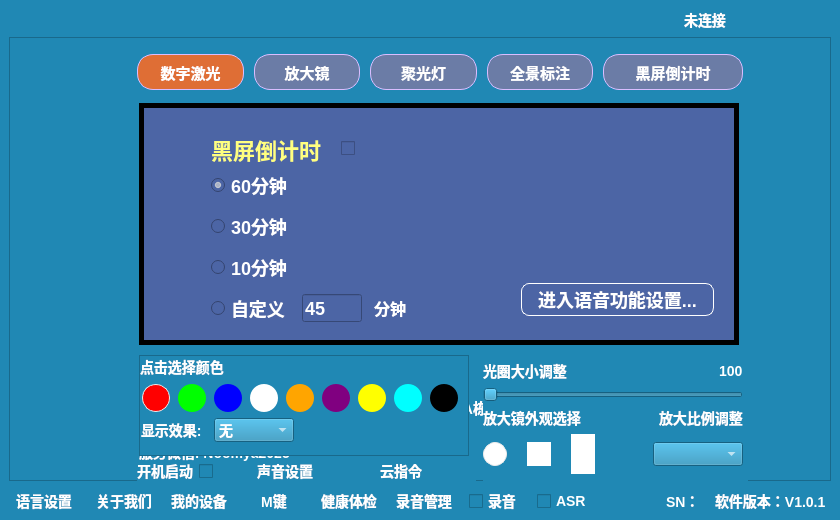
First picture: the form in EasyPointer/mainwindow.ui, repository wlffeng2008/EasyPointer, before the edit.
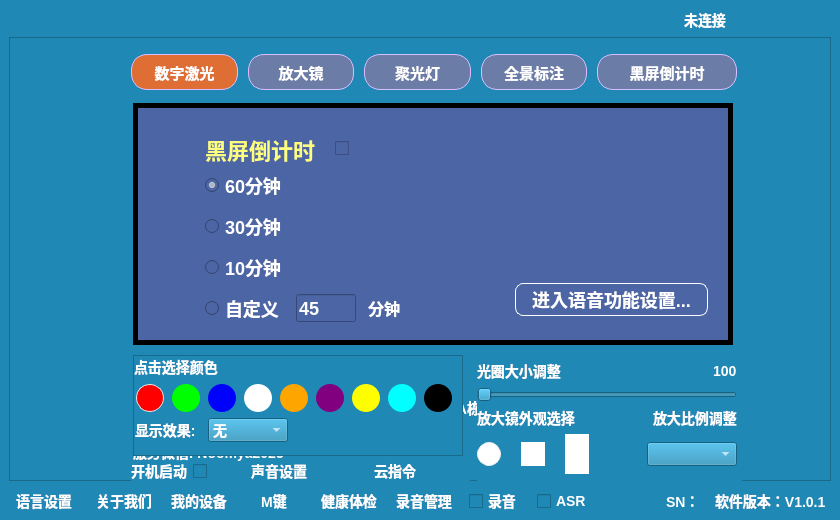
Second picture: the form after the edit. Icons and pictures are not drawn. Custom widgets are drawn as their Qt base class.

The edit to the form file:
```diff
--- a/EasyPointer/mainwindow.ui
+++ b/EasyPointer/mainwindow.ui
@@ -168,7 +168,7 @@
       <widget class="QStackedWidget" name="stackedWidget0">
        <property name="geometry">
         <rect>
-         <x>130</x>
+         <x>124</x>
          <y>66</y>
          <width>600</width>
          <height>242</height>
@@ -903,7 +903,7 @@
       <widget class="QFrame" name="frameSetting">
        <property name="geometry">
         <rect>
-         <x>128</x>
+         <x>122</x>
          <y>422</y>
          <width>339</width>
          <height>24</height>
@@ -1014,7 +1014,7 @@
       <widget class="QStackedWidget" name="stackedWidget1">
        <property name="geometry">
         <rect>
-         <x>474</x>
+         <x>468</x>
          <y>320</y>
          <width>265</width>
          <height>126</height>
@@ -1724,7 +1724,7 @@
       <widget class="QFrame" name="frameShape">
        <property name="geometry">
         <rect>
-         <x>130</x>
+         <x>124</x>
          <y>318</y>
          <width>330</width>
          <height>62</height>
@@ -1981,7 +1981,7 @@
       <widget class="QFrame" name="frameFunc">
        <property name="geometry">
         <rect>
-         <x>128</x>
+         <x>122</x>
          <y>14</y>
          <width>606</width>
          <height>48</height>
@@ -2161,7 +2161,7 @@
       <widget class="QLabel" name="labelNotice">
        <property name="geometry">
         <rect>
-         <x>130</x>
+         <x>124</x>
          <y>318</y>
          <width>330</width>
          <height>34</height>
@@ -2181,7 +2181,7 @@
       <widget class="QFrame" name="frameColor">
        <property name="geometry">
         <rect>
-         <x>130</x>
+         <x>124</x>
          <y>318</y>
          <width>330</width>
          <height>101</height>
@@ -2750,7 +2750,7 @@
       <widget class="QLabel" name="labelContact">
        <property name="geometry">
         <rect>
-         <x>130</x>
+         <x>124</x>
          <y>316</y>
          <width>598</width>
          <height>110</height>
```
